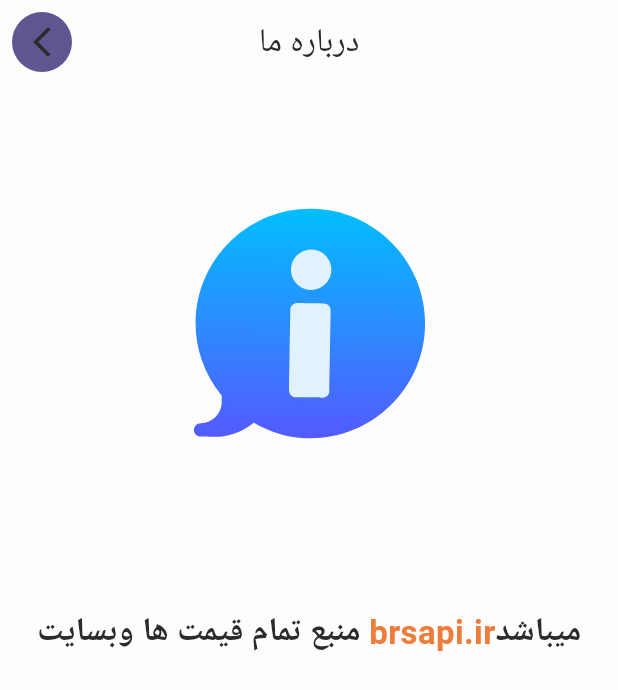
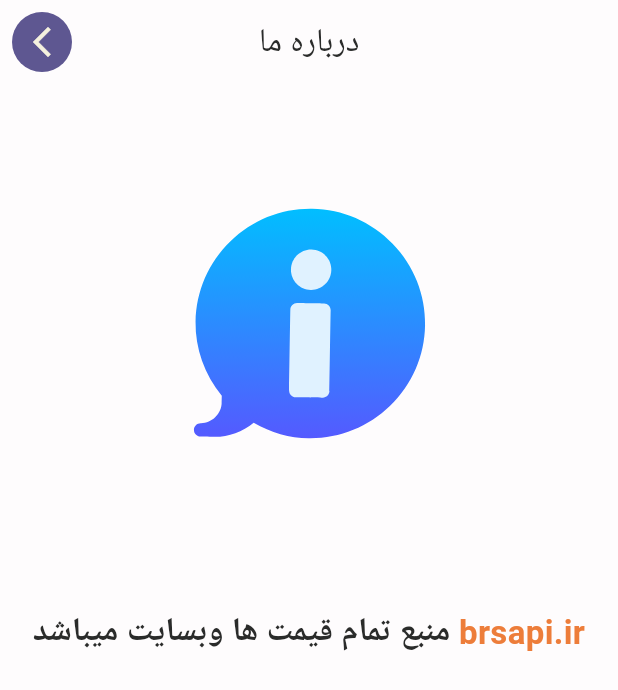
Before and after one commit to Omidbabadi/nerkhgate, a Flutter app: the AboutScreen screen opened by its route, on a phone screen of 412 x 824 dp. Shown: the top 690 px of the screen. Run offline on Flutter 3.47's test engine with Material 3 defaults, Android fonts, the phone set to English and light mode, and no system bars; our stand-ins replace dartz, equatable, flutter_riverpod, get_it, go_router, lottie and 3 more; missing offline and left inert: adivery, country_flags; accounts and stored records are empty; generated files the repository leaves out were written again; network calls fail.

Commit message:
finalize stuff

```diff
--- a/lib/src/about/presentions/views/about_screen.dart
+++ b/lib/src/about/presentions/views/about_screen.dart
@@ -8,7 +8,6 @@ import 'package:myapp/core/res/media.dart';
 import 'package:myapp/core/res/styles/text.dart';
 
 import '../../../../core/res/styles/colors.dart';
-import '../../../../core/utils/core_utils.dart';
 
 class AboutScreen extends ConsumerStatefulWidget {
   const AboutScreen({super.key});
@@ -56,11 +55,7 @@ class _AboutScreenState extends ConsumerState<AboutScreen>
           },
           icon: Icon(
             Icons.arrow_back_ios_new,
-            color: CoreUtils.adabtiveColor(
-              context,
-              lightModeColour: Colours.lightThemePrimaryTextColor,
-              darkModeColur: Colours.darkThemePrimaryTextColor,
-            ),
+            color: Colours.darkThemePrimaryTextColor
           ),
         ),
         title: const Text('درباره ما'),
@@ -86,6 +81,7 @@ class _AboutScreenState extends ConsumerState<AboutScreen>
             ),
             const SizedBox(height: 32),
             Text.rich(
+              textAlign: TextAlign.center,
               TextSpan(
                 text: 'منبع تمام قیمت ها وبسایت ',
                 style: TextStyles.headingSemiBold.copyWith(
@@ -93,20 +89,19 @@ class _AboutScreenState extends ConsumerState<AboutScreen>
                 ),
                 children: [
                   TextSpan(
-                    text: 'brsapi.ir',
-                    style: TextStyles.headingSemiBold.orange,
-                  ),
-                  TextSpan(
                     text: 'میباشد',
                     style: TextStyles.headingSemiBold.copyWith(
                       color: Colours.classicAdabtiveTextColor(context),
                     ),
                   ),
+                  TextSpan(
+                    text: ' brsapi.ir ',
+                    style: TextStyles.headingSemiBold.orange,
+                  ),
+
                 ],
               ),
             ),
-
-
           ],
         ),
       ),
--- a/lib/src/dashboard/presention/views/dashboard_screen.dart
+++ b/lib/src/dashboard/presention/views/dashboard_screen.dart
@@ -42,7 +42,6 @@ class _DashboardScreenState extends ConsumerState<DashboardScreen> {
     final currentTheme = ref.watch(currentThemeProvider);
     ref.listen(pricesAdapterProvider(), (p, n) {
       if (n is PricesLoading) {
-
         context.push(LoadingScreen.path);
       }
       if (n is PricesError) {
@@ -69,7 +68,10 @@ class _DashboardScreenState extends ConsumerState<DashboardScreen> {
             onPressed: () {
               ref.read(currentThemeProvider.notifier).toggleTheme(currentTheme);
             },
-            icon: Icon(_getThemeIcon()),
+            icon: Icon(
+              _getThemeIcon(),
+              color: Colours.darkThemePrimaryTextColor,
+            ),
           ),
         ],
         bottom: AppBarBottom(),
--- a/lib/src/loading/presentions/view/loading_screen.dart
+++ b/lib/src/loading/presentions/view/loading_screen.dart
@@ -44,7 +44,7 @@ class _LoadingScreenState extends ConsumerState<LoadingScreen>
         return;
       }
       if (n is PricesLoaded) {
-        await Future.delayed(const Duration(seconds: 1));
+        await Future.delayed(const Duration(seconds: 3));
         context.pop();
       }
       if (n is PricesError) {
--- a/pubspec.yaml
+++ b/pubspec.yaml
@@ -16,7 +16,7 @@ publish_to: 'none' # Remove this line if you wish to publish to pub.dev
 # https://developer.apple.com/library/archive/documentation/General/Reference/InfoPlistKeyReference/Articles/CoreFoundationKeys.html
 # In Windows, build-name is used as the major, minor, and patch parts
 # of the product and file versions while build-number is used as the build suffix.
-version: 1.0.0+1
+version: 1.0.0+2
 
 environment:
   sdk: ^3.8.1
```
Also changed, not shown: 1 other file.
